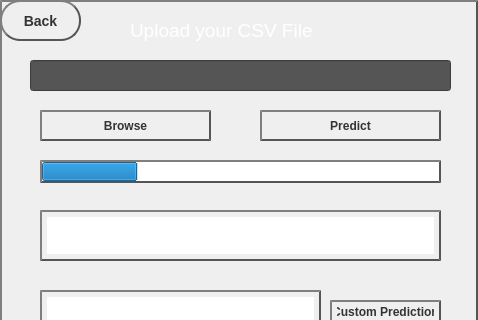
Old version of the form browse.ui in the repository Aineshphanithi/Anatomizing-ML-Algorithms; both pictures show x 0 to 478 and y 0 to 320 of the 478 by 679 pixel window.
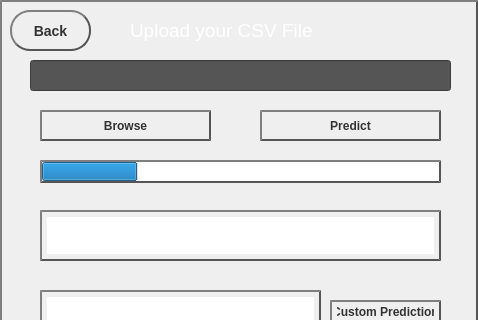
New version of the form.

What changed in the file:
```diff
--- a/browse.ui
+++ b/browse.ui
@@ -336,8 +336,8 @@
   <widget class="QPushButton" name="back">
    <property name="geometry">
     <rect>
-     <x>0</x>
-     <y>0</y>
+     <x>10</x>
+     <y>10</y>
      <width>81</width>
      <height>41</height>
     </rect>
```
Left out of the diff: 4 changed lines with no effect on the pictures.
